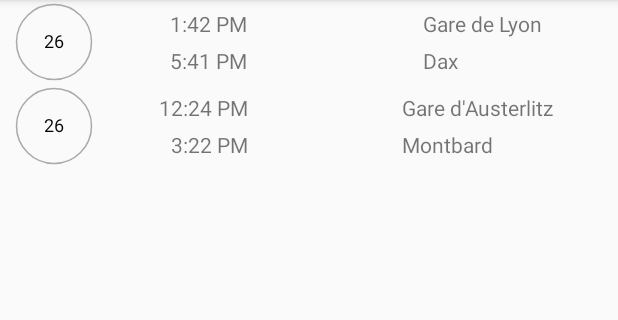
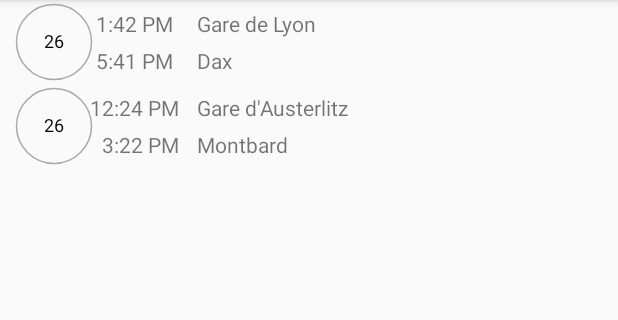
Before and after one commit to geekarist/OuiTimer, an Android app: the screen it shows after launch (MainActivity), on a phone screen of 412 x 824 dp, the part 84-404 px from its top. Run offline under Robolectric (Android 15) with nearby library versions, the phone set to English and light mode, and no system bars.

Commit message:
Use guideline _and_ separator

```diff
--- a/app/src/main/res/layout/view_train_timer.xml
+++ b/app/src/main/res/layout/view_train_timer.xml
@@ -54,13 +54,20 @@
         tools:text="13:48"
         />
 
+    <android.support.constraint.Guideline
+        android:id="@+id/timer_gl_second"
+        android:layout_width="wrap_content"
+        android:layout_height="wrap_content"
+        android:background="@color/colorPrimaryDark"
+        android:orientation="vertical"
+        app:layout_constraintGuide_begin="120dp"
+        />
+
     <View
-        android:id="@+id/timer_gl_second"
         android:layout_width="1dp"
         android:layout_height="match_parent"
         android:background="@color/colorPrimaryDark"
-        app:layout_constraintLeft_toRightOf="@id/timer_tv_departure_time"
-        app:layout_constraintRight_toLeftOf="@id/timer_tv_departure_station"
+        app:layout_constraintLeft_toLeftOf="@id/timer_gl_second"
         />
 
     <TextView
```
